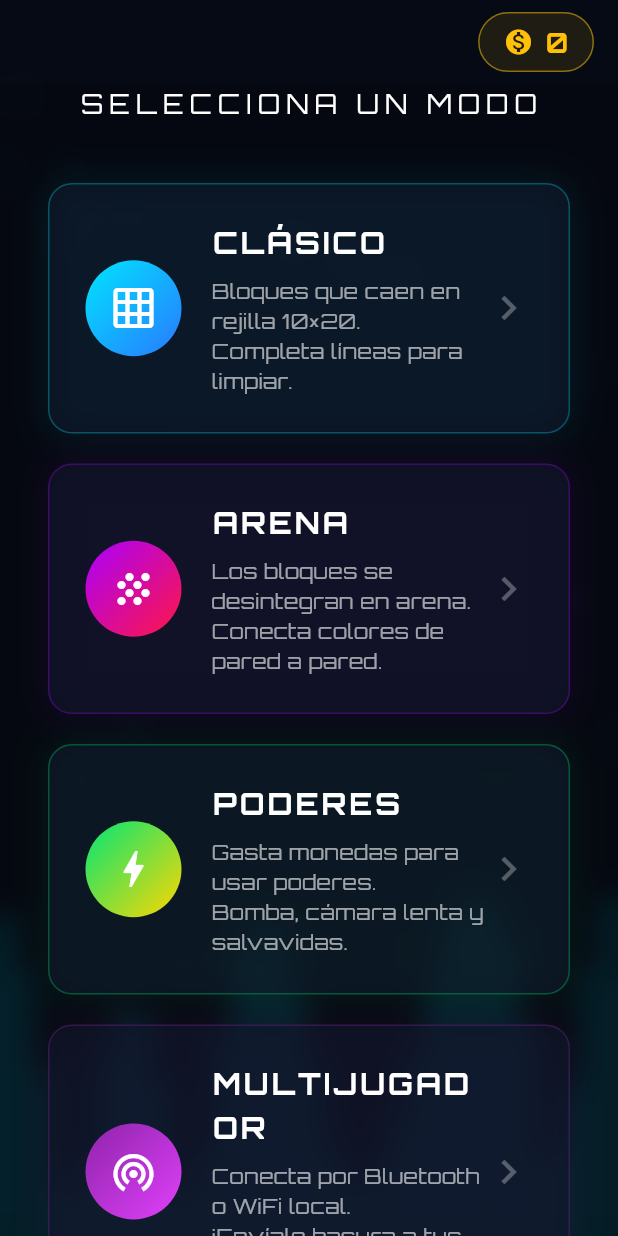
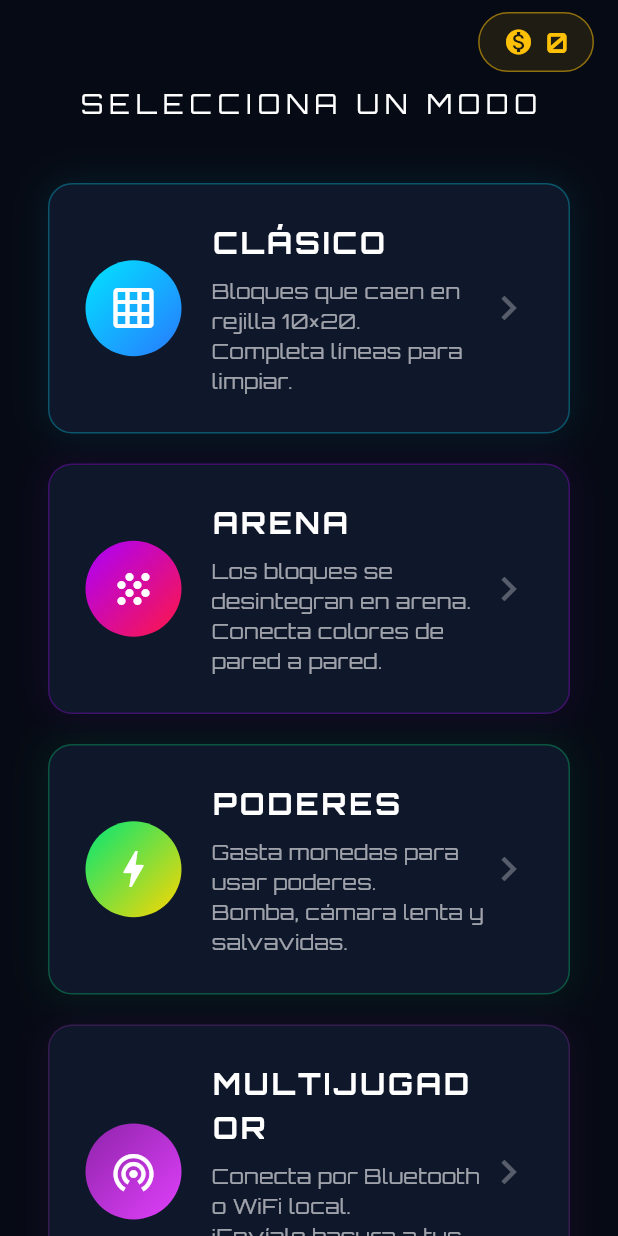
Before and after one commit to R132024/Puzzle-Game, a Flutter app: the screen it shows after launch, after a tap on "JUGAR", on a phone screen of 412 x 824 dp. Run offline on Flutter 3.47's test engine with Material 3 defaults, Android fonts, the phone set to English and light mode, and no system bars; our stand-ins replace flutter_riverpod, google_fonts, package_info_plus, share_plus, shared_preferences, webview_flutter; missing offline and left inert: nearby_connections, oauth2, spotify.

Commit message:
fix: syntax

```diff
--- a/lib/ui/screens/home_screen.dart
+++ b/lib/ui/screens/home_screen.dart
@@ -2,8 +2,6 @@ import 'package:flutter/material.dart';
 import 'package:google_fonts/google_fonts.dart';
 import 'package:cubix_blast/core/high_score_store.dart';
 import 'package:cubix_blast/core/score_manager.dart';
-import 'package:cubix_blast/ui/widgets/audio_visualizer_bg.dart';
-import 'dart:ui';
 
 /// Home screen with animated mode selection menu and high scores.
 class HomeScreen extends StatefulWidget {
@@ -106,21 +104,7 @@ class _HomeScreenState extends State<HomeScreen> with TickerProviderStateMixin {
         ],
       ),
       body: SafeArea(
-        child: Stack(
-          children: [
-            Positioned.fill(
-              child: AudioVisualizerBg(
-                color: const Color(0xFF00E5FF),
-                tempoMultiplier: 1.0,
-              ),
-            ),
-            Positioned.fill(
-              child: BackdropFilter(
-                filter: ImageFilter.blur(sigmaX: 10, sigmaY: 10),
-                child: Container(color: Colors.black.withValues(alpha: 0.2)),
-              ),
-            ),
-            FadeTransition(
+        child: FadeTransition(
           opacity: _fadeAnim,
           child: Center(
             child: SingleChildScrollView(
@@ -133,8 +117,6 @@ class _HomeScreenState extends State<HomeScreen> with TickerProviderStateMixin {
               ),
             ),
           ),
-            ),
-          ],
         ),
       ),
     );
@@ -236,7 +218,7 @@ class _HomeScreenState extends State<HomeScreen> with TickerProviderStateMixin {
     return Container(
       padding: const EdgeInsets.all(24),
       decoration: BoxDecoration(
-        color: const Color(0xFF0F172A).withValues(alpha: 0.6),
+        color: const Color(0xFF0F172A),
         borderRadius: BorderRadius.circular(16),
         border: Border.all(color: const Color(0xFF1E293B), width: 2),
       ),
@@ -477,7 +459,7 @@ class _HomeScreenState extends State<HomeScreen> with TickerProviderStateMixin {
             return Container(
               padding: const EdgeInsets.all(24),
               decoration: BoxDecoration(
-                color: const Color(0xFF0F172A).withValues(alpha: 0.6),
+                color: const Color(0xFF0F172A),
                 borderRadius: BorderRadius.circular(16),
                 border: Border.all(
                   color: gradientColors.first.withValues(alpha: 0.3),
```
Lines whose indentation alone changed are shown as unchanged.
